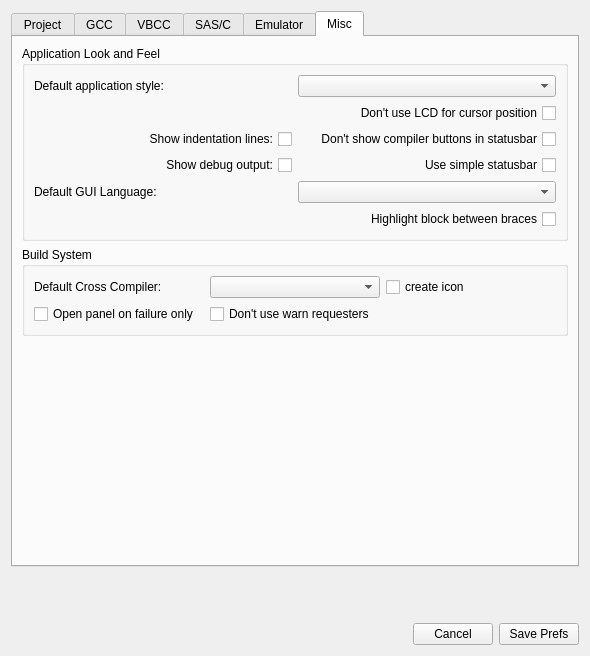
Before: the Qt Designer form prefsdialog.ui in mbergmann-sh/AmigaED4-IDE, drawn with Qt 5.
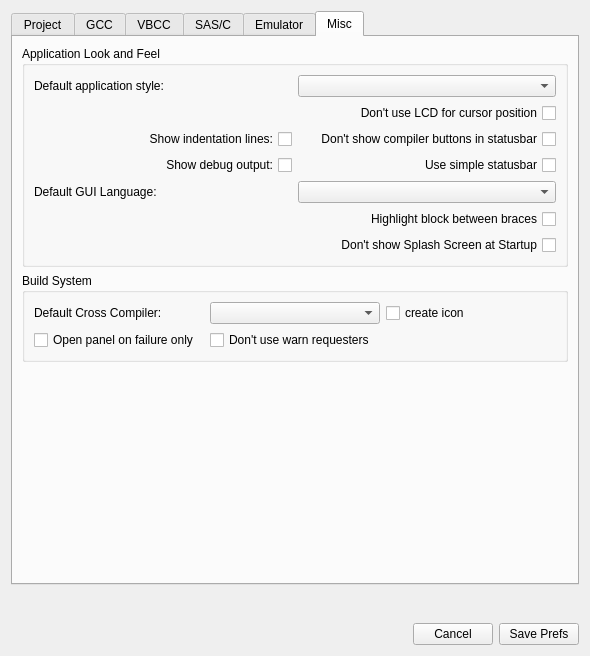
After: the same form once the commit is applied. The open tabs and pages were chosen to show the change. Icons and pictures are not drawn.

```diff
--- a/prefsdialog.ui
+++ b/prefsdialog.ui
@@ -1357,6 +1357,22 @@
               </property>
              </widget>
             </item>
+            <item row="6" column="1">
+             <widget class="QCheckBox" name="checkBoxNoSplashScreen">
+              <property name="toolTip">
+               <string>Skip the AmigaED logo/progress splash window normally shown while the program starts up</string>
+              </property>
+              <property name="layoutDirection">
+               <enum>Qt::LayoutDirection::RightToLeft</enum>
+              </property>
+              <property name="text">
+               <string>Don't show Splash Screen at Startup</string>
+              </property>
+              <property name="checkable">
+               <bool>true</bool>
+              </property>
+             </widget>
+            </item>
            </layout>
           </item>
          </layout>
```
